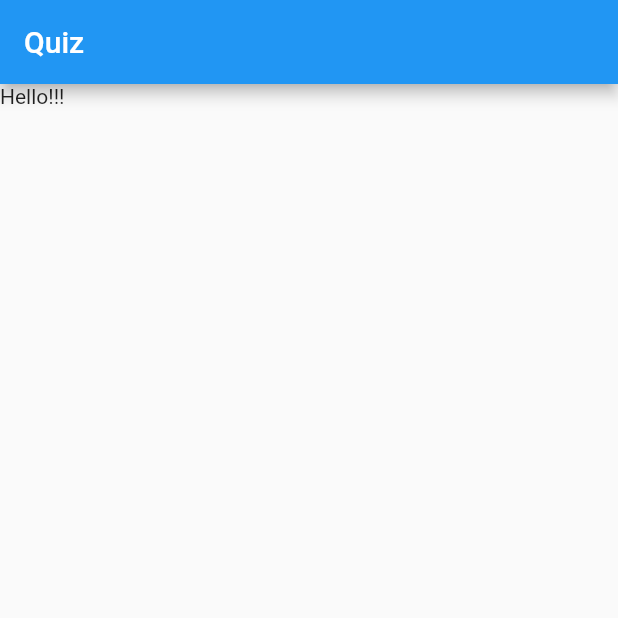
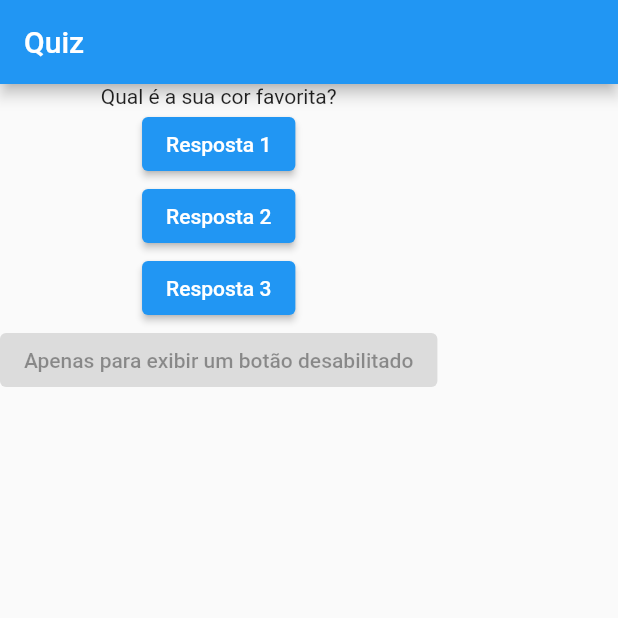
Before and after one commit to pedropgtorres/Quiz, a Flutter app: the screen it shows after launch, on a phone screen of 412 x 824 dp, the top half of it. Run offline on Flutter 3.47's test engine with Material 2 defaults, Android fonts, the phone set to English and light mode, and no system bars.

Commit message:
evolução
evoluindo app

```diff
--- a/quiz/lib/main.dart
+++ b/quiz/lib/main.dart
@@ -3,14 +3,47 @@ import 'package:flutter/material.dart';
 main() => runApp(PerguntaApp());
 
 class PerguntaApp extends StatelessWidget{
+
+  void Resposta(){
+    print('Resposta 1...');
+  }
+
   @override
   Widget build(BuildContext context) {
+
+    final List<String> perguntas = [
+      'Qual é a sua cor favorita?',
+      'Qual é o seu animal favorito?'
+    ];
+
     return MaterialApp(
       home: Scaffold(
         appBar: AppBar(
           title: Text("Quiz"),
         ),
-        body: Text("Hello!!!"),
+        body: Column(
+          children: [
+            Text(perguntas.elementAt(0)),
+            ElevatedButton(
+                onPressed: Resposta,
+                child: Text('Resposta 1')
+            ),
+            ElevatedButton(
+                onPressed: (){
+                  print('Resposta 2...');
+                },
+                child: Text('Resposta 2')
+            ),
+            ElevatedButton(
+                onPressed: () => print('Resposta 3...'),
+                child: Text('Resposta 3')
+            ),
+            ElevatedButton(
+                onPressed: null,
+                child: Text('Apenas para exibir um botão desabilitado')
+            )
+          ],
+        ),
       ),
     );
   }
```
